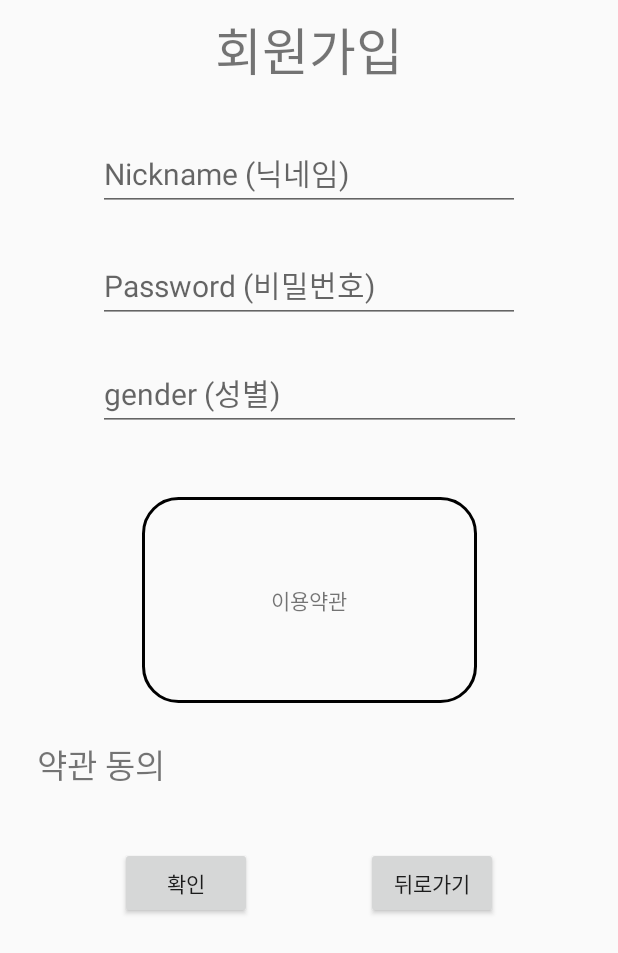
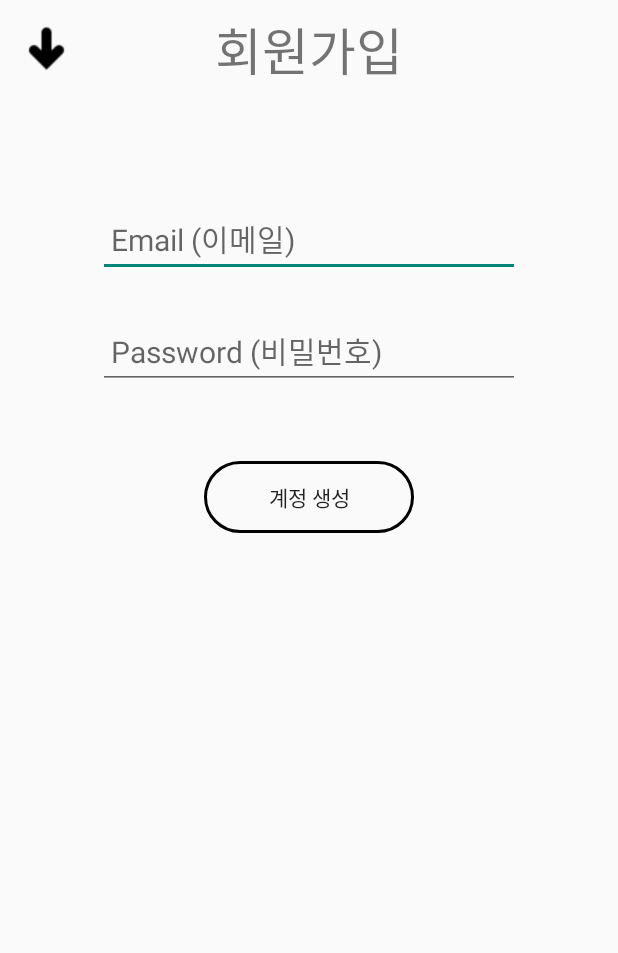
Before and after one commit to HaengSu/App_Running, an Android app: the screen it shows after launch (MainActivity), after a tap on "회원가입", on a phone screen of 412 x 824 dp. Shown: the top 953 px of the screen. Run offline under Robolectric (Android 15) with nearby library versions, the phone set to English and light mode, and no system bars; our stand-ins replace Firebase (no records; nobody signed in at launch, a user with empty details on screens opened directly).

Commit message:
기본 회원가입,Login 기능 구현 완료(firebase 연동)

```diff
--- a/app/build.gradle
+++ b/app/build.gradle
@@ -2,6 +2,7 @@ plugins {
     id 'com.android.application'
     id 'org.jetbrains.kotlin.android'
     id 'com.google.gms.google-services'
+    id 'androidx.navigation.safeargs'
 }
 
 android {
@@ -52,6 +53,7 @@ dependencies {
     //Firebase
     implementation platform('com.google.firebase:firebase-bom:29.0.4')
     implementation 'com.google.firebase:firebase-analytics-ktx'
+    implementation 'com.google.firebase:firebase-auth-ktx'
     implementation 'com.google.android.gms:play-services-auth:20.1.0'
 
     //Jetpack Navigation
--- a/app/src/main/AndroidManifest.xml
+++ b/app/src/main/AndroidManifest.xml
@@ -12,7 +12,7 @@
         android:supportsRtl="true"
         android:theme="@style/Theme.App_Running">
         <activity
-            android:name=".MainActivity"
+            android:name=".view.MainActivity"
             android:exported="true">
             <intent-filter>
                 <action android:name="android.intent.action.MAIN" />
--- a/app/src/main/java/org/techtown/app_running/FragmentSignUp.kt
+++ /dev/null
@@ -1,38 +0,0 @@
-package org.techtown.app_running
-
-import android.os.Bundle
-import android.view.LayoutInflater
-import android.view.View
-import android.view.ViewGroup
-import androidx.fragment.app.Fragment
-import androidx.navigation.NavController
-import androidx.navigation.Navigation
-import org.techtown.app_running.databinding.FragmentSignUpBinding
-
-class FragmentSignUp : Fragment() {
-
-    private var _binding : FragmentSignUpBinding ? = null
-    private val binding get() = _binding!!
-
-    private lateinit var navController : NavController
-
-    override fun onCreateView(
-        inflater: LayoutInflater,
-        container: ViewGroup?,
-        savedInstanceState: Bundle?
-    ): View? {
-        _binding = FragmentSignUpBinding.inflate(layoutInflater,container,false)
-        return binding.root
-    }
-
-    override fun onViewCreated(view: View, savedInstanceState: Bundle?) {
-        super.onViewCreated(view, savedInstanceState)
-
-        navController = Navigation.findNavController(view)
-    }
-
-    override fun onDestroy() {
-        _binding = null
-        super.onDestroy()
-    }
-}
--- a/app/src/main/java/org/techtown/app_running/MainActivity.kt
+++ b/app/src/main/java/org/techtown/app_running/view/MainActivity.kt
@@ -1,9 +1,10 @@
-package org.techtown.app_running
+package org.techtown.app_running.view
 
 import androidx.appcompat.app.AppCompatActivity
 import android.os.Bundle
 import androidx.navigation.NavController
 import androidx.navigation.fragment.NavHostFragment
+import org.techtown.app_running.R
 
 
 class MainActivity : AppCompatActivity() {
--- /dev/null
+++ b/app/src/main/java/org/techtown/app_running/view/fragment/FragmentLogin.kt
@@ -0,0 +1,102 @@
+package org.techtown.app_running.view.fragment
+
+import android.content.Context
+import android.os.Bundle
+import android.util.Log
+import android.view.LayoutInflater
+import android.view.View
+import android.view.ViewGroup
+import android.widget.Toast
+import androidx.fragment.app.Fragment
+import androidx.navigation.NavController
+import androidx.navigation.Navigation
+import androidx.navigation.fragment.findNavController
+import com.google.firebase.auth.FirebaseAuth
+import com.google.firebase.auth.FirebaseUser
+import com.google.firebase.auth.ktx.auth
+import com.google.firebase.ktx.Firebase
+import org.techtown.app_running.R
+import org.techtown.app_running.databinding.FragmentLoginBinding
+import org.techtown.app_running.view.MainActivity
+
+class FragmentLogin : Fragment(), View.OnClickListener {
+    private val TAG: String = "FragmentLogin 로그"
+    private var _binding: FragmentLoginBinding? = null
+    private val binding get() = _binding!!
+
+    private lateinit var mContext: MainActivity
+    private lateinit var navController: NavController
+    private lateinit var auth: FirebaseAuth
+
+    override fun onCreateView(
+        inflater: LayoutInflater,
+        container: ViewGroup?,
+        savedInstanceState: Bundle?
+    ): View? {
+        _binding = FragmentLoginBinding.inflate(inflater, container, false)
+        return binding.root
+    }
+
+    override fun onViewCreated(view: View, savedInstanceState: Bundle?) {
+        super.onViewCreated(view, savedInstanceState)
+
+        auth = Firebase.auth
+
+        navController = Navigation.findNavController(view)
+        binding.guestLogin.setOnClickListener(this)
+        binding.signUp.setOnClickListener(this)
+        binding.login.setOnClickListener(this)
+    }
+
+
+    override fun onClick(p0: View?) {
+        when (p0?.id) {
+            binding.signUp.id -> {
+                navController.navigate(R.id.action_fragmentLogin_to_fragmentSignUp)
+            }
+            binding.login.id -> {
+                var email = binding.email.text.toString()
+                var password = binding.password.text.toString()
+
+                if (email.isNotEmpty() && password.isNotEmpty()) {
+                    auth.signInWithEmailAndPassword(email, password)
+                        .addOnCompleteListener(mContext) { task ->
+                            if (task.isSuccessful) {
+                                Log.d(TAG, "signInWithEmail:success")
+                                Toast.makeText(
+                                    mContext, "${email}님 반갑습니다",
+                                    Toast.LENGTH_SHORT
+                                ).show()
+
+                                val user = auth.currentUser
+                                updateUI(email)
+
+                            } else {
+                                Log.d(TAG, "signInWithEmail: false ")
+                                Toast.makeText(
+                                    mContext, "email, password를 다시 확인해주세요.",
+                                    Toast.LENGTH_SHORT
+                                ).show()
+                            }
+                        }
+
+                }
+            }
+        }
+    }
+
+    fun updateUI(email: String) {
+        var action = FragmentLoginDirections.actionFragmentLoginToFragmentMain(email)
+        findNavController().navigate(action)
+    }
+
+    override fun onAttach(context: Context) {
+        super.onAttach(context)
+        mContext = context as MainActivity
+    }
+
+    override fun onDestroy() {
+        _binding = null
+        super.onDestroy()
+    }
+}
--- a/app/src/main/java/org/techtown/app_running/FragmentLogin.kt
+++ b/app/src/main/java/org/techtown/app_running/view/fragment/FragmentMain.kt
@@ -1,16 +1,20 @@
-package org.techtown.app_running
+package org.techtown.app_running.view.fragment
 
 import android.os.Bundle
+import android.util.Log
 import android.view.LayoutInflater
 import android.view.View
 import android.view.ViewGroup
+import android.widget.Toast
 import androidx.fragment.app.Fragment
 import androidx.navigation.NavController
 import androidx.navigation.Navigation
-import org.techtown.app_running.databinding.FragmentLoginBinding
+import androidx.navigation.fragment.navArgs
+import org.techtown.app_running.databinding.FragmentMainBinding
 
-class FragmentLogin : Fragment(), View.OnClickListener {
-    private var _binding : FragmentLoginBinding ? = null
+class FragmentMain : Fragment() ,View.OnClickListener{
+    private val TAG : String = "FragmentMain 로그"
+    private var _binding : FragmentMainBinding ? = null
     private val binding get() = _binding!!
 
     private lateinit var navController: NavController
@@ -20,27 +24,19 @@ class FragmentLogin : Fragment(), View.OnClickListener {
         container: ViewGroup?,
         savedInstanceState: Bundle?
     ): View? {
-        _binding = FragmentLoginBinding.inflate(inflater, container, false)
+        _binding = FragmentMainBinding.inflate(inflater, container, false)
         return binding.root
     }
 
     override fun onViewCreated(view: View, savedInstanceState: Bundle?) {
         super.onViewCreated(view, savedInstanceState)
 
-        navController = Navigation.findNavController(view)
-        binding.guestLogin.setOnClickListener(this)
-        binding.signUp.setOnClickListener(this)
+        val args: FragmentMainArgs by navArgs()
+        var email = args.userEmail
+        Log.d(TAG, "onViewCreated: email = ${email}")
     }
 
     override fun onClick(p0: View?) {
-        when(p0?.id) {
-            binding.guestLogin.id -> {
-                navController.navigate(R.id.action_fragmentLogin_to_fragmentMain)
-            }
-            binding.signUp.id -> {
-                navController.navigate(R.id.action_fragmentLogin_to_fragmentSignUp)
-            }
-        }
     }
 
     override fun onDestroy() {
--- /dev/null
+++ b/app/src/main/java/org/techtown/app_running/view/fragment/FragmentSignUp.kt
@@ -0,0 +1,90 @@
+package org.techtown.app_running.view.fragment
+
+import android.content.Context
+import android.os.Bundle
+import android.util.Log
+import android.view.LayoutInflater
+import android.view.View
+import android.view.ViewGroup
+import android.widget.Toast
+import androidx.fragment.app.Fragment
+import androidx.navigation.NavController
+import androidx.navigation.Navigation
+import com.google.firebase.auth.FirebaseAuth
+import com.google.firebase.auth.ktx.auth
+import com.google.firebase.ktx.Firebase
+import org.techtown.app_running.view.MainActivity
+import org.techtown.app_running.R
+import org.techtown.app_running.databinding.FragmentSignUpBinding
+
+class FragmentSignUp : Fragment(), View.OnClickListener {
+    private val TAG: String = "FragmentSignUp 로그"
+
+    private var _binding: FragmentSignUpBinding? = null
+    private val binding get() = _binding!!
+
+    private lateinit var mContext: MainActivity
+    private lateinit var navController: NavController
+    private lateinit var auth: FirebaseAuth
+
+    override fun onCreateView(
+        inflater: LayoutInflater,
+        container: ViewGroup?,
+        savedInstanceState: Bundle?
+    ): View? {
+        _binding = FragmentSignUpBinding.inflate(layoutInflater, container, false)
+        return binding.root
+    }
+
+    override fun onViewCreated(view: View, savedInstanceState: Bundle?) {
+        super.onViewCreated(view, savedInstanceState)
+
+        navController = Navigation.findNavController(view)
+
+        auth = Firebase.auth
+
+        //회원가입
+        binding.create.setOnClickListener(this)
+        binding.back.setOnClickListener(this)
+    }
+
+    override fun onAttach(context: Context) {
+        super.onAttach(context)
+        mContext = context as MainActivity
+    }
+
+    override fun onClick(p0: View?) {
+        when (p0?.id) {
+
+            //계정 생성
+            binding.create.id -> {
+                var email = binding.email.text.toString()
+                var password = binding.password.text.toString()
+
+                if (email.isNotEmpty() && password.isNotEmpty()) {
+                    auth.createUserWithEmailAndPassword(email, password)
+                        .addOnCompleteListener(mContext) { task ->
+                            if (task.isSuccessful) {
+                                Toast.makeText(mContext, "계정 생성 완료.", Toast.LENGTH_SHORT).show()
+                                Log.d(TAG, "onClick: email = ${email}")
+                                navController.navigate(R.id.action_fragmentSignUp_to_fragmentLogin)
+
+                            } else {
+                                Toast.makeText(mContext, "이미 가입되어 있는 이메일 입니다.", Toast.LENGTH_SHORT)
+                                    .show()
+                            }
+                        }
+                }
+            }
+
+            binding.back.id -> {
+                navController.navigate(R.id.action_fragmentSignUp_to_fragmentLogin)
+            }
+        }
+    }
+
+    override fun onDestroy() {
+        _binding = null
+        super.onDestroy()
+    }
+}
--- a/app/src/main/res/layout/activity_main.xml
+++ b/app/src/main/res/layout/activity_main.xml
@@ -4,7 +4,7 @@
     xmlns:tools="http://schemas.android.com/tools"
     android:layout_width="match_parent"
     android:layout_height="match_parent"
-    tools:context=".MainActivity">
+    tools:context=".view.MainActivity">
 
     <androidx.fragment.app.FragmentContainerView
         android:id="@+id/nav_host_fragment"
--- a/app/src/main/res/layout/fragment_sign_up.xml
+++ b/app/src/main/res/layout/fragment_sign_up.xml
@@ -5,6 +5,16 @@
     android:layout_width="match_parent"
     android:layout_height="match_parent"
     android:orientation="vertical">
+
+    <ImageView
+        android:id="@+id/back"
+        android:layout_width="42dp"
+        android:layout_height="40dp"
+        android:src="@drawable/down"
+        android:layout_marginStart="10dp"
+        app:layout_constraintBottom_toBottomOf="@+id/textView3"
+        app:layout_constraintStart_toStartOf="@+id/textView3"
+        app:layout_constraintTop_toTopOf="@+id/textView3" />
 
     <TextView
         android:id="@+id/textView3"
@@ -15,16 +25,16 @@
         android:textSize="34dp"
         app:layout_constraintEnd_toEndOf="parent"
         app:layout_constraintStart_toStartOf="parent"
-        app:layout_constraintTop_toTopOf="parent" />
+        app:layout_constraintTop_toTopOf="parent"/>
 
     <EditText
-        android:id="@+id/editText3"
+        android:id="@+id/email"
         android:layout_width="0dp"
         android:layout_height="wrap_content"
         android:layout_marginStart="65dp"
-        android:layout_marginTop="24dp"
+        android:layout_marginTop="68dp"
         android:layout_marginEnd="65dp"
-        android:hint="Nickname (닉네임)"
+        android:hint=" Email (이메일) "
         android:textSize="20dp"
         app:layout_constraintEnd_toEndOf="parent"
         app:layout_constraintHorizontal_bias="0.0"
@@ -32,82 +42,30 @@
         app:layout_constraintTop_toBottomOf="@+id/textView3" />
 
     <EditText
-        android:id="@+id/editText4"
+        android:id="@+id/password"
         android:layout_width="0dp"
         android:layout_height="wrap_content"
         android:layout_marginStart="65dp"
         android:layout_marginTop="24dp"
         android:layout_marginEnd="65dp"
-        android:hint="Password (비밀번호)"
+        android:hint=" Password (비밀번호)"
         android:textSize="20dp"
         app:layout_constraintEnd_toEndOf="parent"
         app:layout_constraintHorizontal_bias="0.0"
         app:layout_constraintStart_toStartOf="parent"
-        app:layout_constraintTop_toBottomOf="@+id/editText3" />
+        app:layout_constraintTop_toBottomOf="@+id/email" />
 
-    <EditText
-        android:id="@+id/editText5"
-        android:layout_width="282dp"
-        android:layout_height="48dp"
-        android:layout_marginStart="65dp"
-        android:layout_marginTop="24dp"
-        android:layout_marginEnd="65dp"
-        android:hint="gender (성별)"
-        android:textSize="20dp"
-        app:layout_constraintEnd_toEndOf="parent"
-        app:layout_constraintHorizontal_bias="0.0"
-        app:layout_constraintStart_toStartOf="parent"
-        app:layout_constraintTop_toBottomOf="@+id/editText4" />
 
-    <TextView
-        android:id="@+id/textView4"
-        android:layout_width="223dp"
-        android:layout_height="137dp"
-        android:layout_marginStart="130dp"
-        android:layout_marginTop="44dp"
-        android:layout_marginEnd="130dp"
-        android:background="@drawable/shape_round"
-        android:gravity="center"
-        android:text="이용약관"
+    <Button
+        android:id="@+id/create"
+        android:layout_width="140dp"
+        android:layout_height="wrap_content"
+        android:layout_marginTop="48dp"
+        android:text="계정 생성"
+        android:background ="@drawable/shape_round"
         app:layout_constraintEnd_toEndOf="parent"
         app:layout_constraintStart_toStartOf="parent"
-        app:layout_constraintTop_toBottomOf="@+id/editText5" />
-
-    <CheckBox
-        android:layout_width="33dp"
-        android:layout_height="32dp"
-        android:layout_marginTop="24dp"
-        app:layout_constraintEnd_toStartOf="@+id/textView6"
-        app:layout_constraintTop_toBottomOf="@+id/textView4" />
-
-    <Button
-        android:layout_width="wrap_content"
-        android:layout_height="wrap_content"
-        android:layout_marginStart="80dp"
-        android:layout_marginTop="96dp"
-        android:text="확인"
-        app:layout_constraintStart_toStartOf="parent"
-        app:layout_constraintTop_toBottomOf="@+id/textView4" />
-
-    <Button
-        android:layout_width="wrap_content"
-        android:layout_height="wrap_content"
-        android:layout_marginTop="96dp"
-        android:layout_marginEnd="80dp"
-        android:text="뒤로가기"
-        app:layout_constraintEnd_toEndOf="parent"
-        app:layout_constraintTop_toBottomOf="@+id/textView4" />
-
-    <TextView
-        android:id="@+id/textView6"
-        android:layout_width="135dp"
-        android:layout_height="0dp"
-        android:layout_marginTop="24dp"
-        android:gravity="center"
-        android:text="약관 동의"
-        android:textSize="22dp"
-        app:layout_constraintTop_toBottomOf="@+id/textView4"
-        tools:layout_editor_absoluteX="128dp" />
+        app:layout_constraintTop_toBottomOf="@+id/password" />
 
 
 </androidx.constraintlayout.widget.ConstraintLayout>
--- a/app/src/main/res/navigation/nav_graph.xml
+++ b/app/src/main/res/navigation/nav_graph.xml
@@ -8,29 +8,40 @@
     <fragment
         tools:layout="@layout/fragment_login"
         android:id="@+id/fragmentLogin"
-        android:name="org.techtown.app_running.FragmentLogin"
+        android:name="org.techtown.app_running.view.fragment.FragmentLogin"
         android:label="FragmentLogin" >
         <action
             android:id="@+id/action_fragmentLogin_to_fragmentMain"
-            app:destination="@id/fragmentMain" />
+            app:destination="@id/fragmentMain"
+            app:enterAnim="@anim/enter_right" />
         <action
             android:id="@+id/action_fragmentLogin_to_fragmentSignUp"
-            app:destination="@id/fragmentSignUp" />
+            app:destination="@id/fragmentSignUp"
+            app:enterAnim="@anim/enter_up" />
     </fragment>
 
     <fragment
         tools:layout="@layout/fragment_main"
         android:id="@+id/fragmentMain"
-        android:name="org.techtown.app_running.FragmentMain"
-        android:label="FragmentMain" />
+        android:name="org.techtown.app_running.view.fragment.FragmentMain"
+        android:label="FragmentMain" >
+        <argument
+            android:name="userEmail"
+            app:argType="string" />
+    </fragment>
 
     <fragment
         tools:layout="@layout/fragment_sign_up"
         android:id="@+id/fragmentSignUp"
-        android:name="org.techtown.app_running.FragmentSignUp"
+        android:name="org.techtown.app_running.view.fragment.FragmentSignUp"
         android:label="FragmentSignUp" >
         <action
             android:id="@+id/action_fragmentSignUp_to_fragmentMain"
             app:destination="@id/fragmentMain" />
+        <action
+            android:id="@+id/action_fragmentSignUp_to_fragmentLogin"
+            app:destination="@id/fragmentLogin"
+            app:enterAnim="@anim/enter_down"
+            app:exitAnim="@anim/exit_down" />
     </fragment>
 </navigation>
```
Also changed, not shown: app/src/main/java/org/techtown/app_running/FragmentMain.kt (deleted, +0 -44 lines), app/src/main/res/anim/enter_down.xml (added, +7 -0 lines), app/src/main/res/anim/enter_right.xml (added, +7 -0 lines), app/src/main/res/anim/enter_up.xml (added, +7 -0 lines), app/src/main/res/anim/exit_down.xml (added, +7 -0 lines), app/src/main/res/layout/fragment_login.xml (+9 -8 lines), build.gradle (+8 -3 lines), app/src/main/res/drawable/down.png (added).
